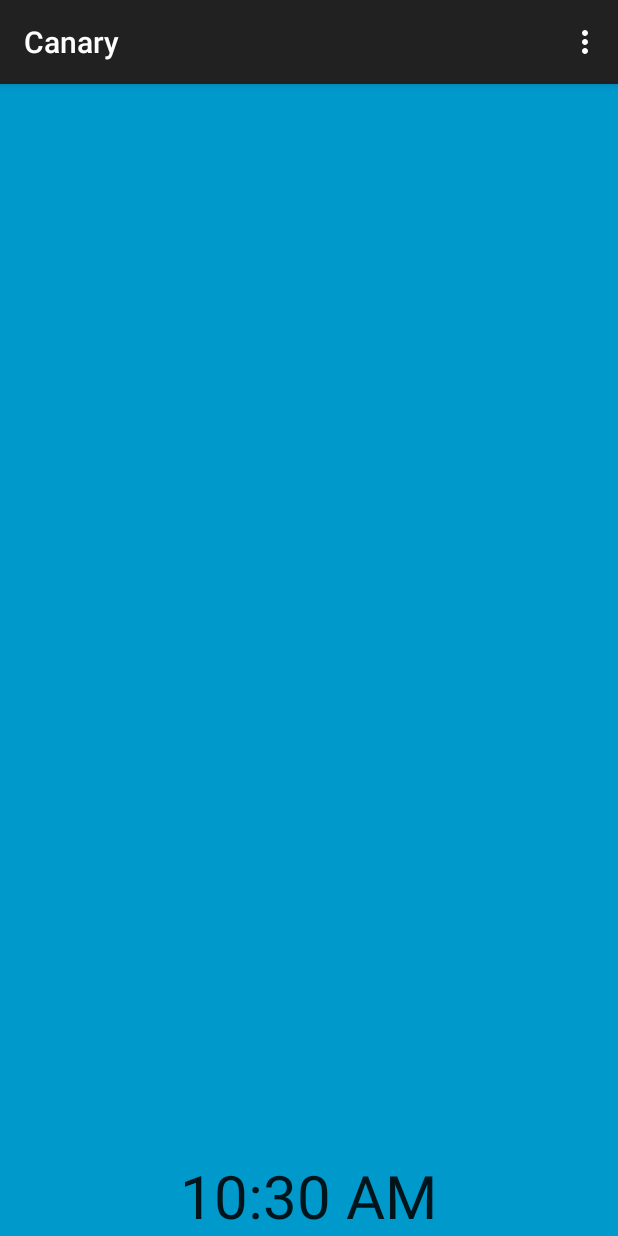
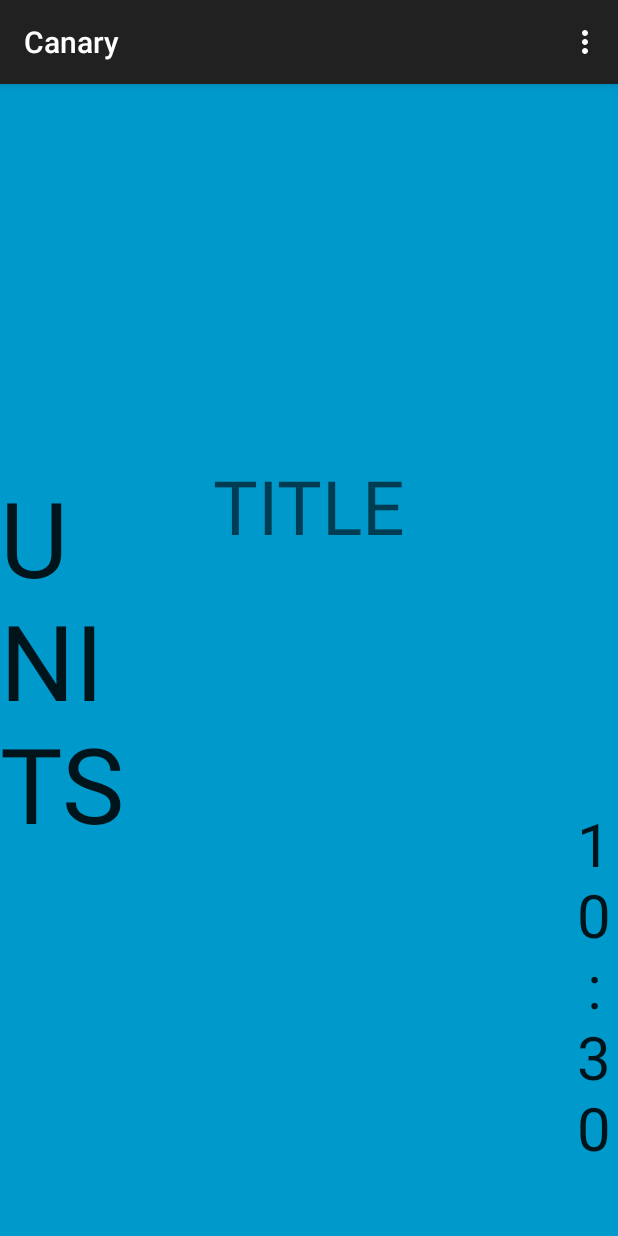
Before and after one commit to csci427/canary, an Android app: the screen it shows after launch (MainActivity), on a phone screen of 412 x 824 dp. Run offline under Robolectric (Android 15) with nearby library versions, the phone set to English and light mode, and no system bars.

Commit message:
Basic fragment working. Hard-coded MonitorFragment adding.

```diff
--- a/app/src/main/java/edu/umt/csci427/canary/MainActivity.java
+++ b/app/src/main/java/edu/umt/csci427/canary/MainActivity.java
@@ -1,5 +1,6 @@
 package edu.umt.csci427.canary;
 
+import android.net.Uri;
 import android.support.v7.app.ActionBarActivity;
 import android.support.v7.app.ActionBar;
 import android.support.v4.app.Fragment;
@@ -12,15 +13,16 @@ import android.view.ViewGroup;
 import android.os.Build;
 
 
-public class MainActivity extends ActionBarActivity {
+public class MainActivity extends ActionBarActivity implements MonitorFragment.OnFragmentInteractionListener {
 
     @Override
     protected void onCreate(Bundle savedInstanceState) {
         super.onCreate(savedInstanceState);
         setContentView(R.layout.activity_main);
         if (savedInstanceState == null) {
-            getSupportFragmentManager().beginTransaction()
-                    .add(R.id.container, new PlaceholderFragment())
+            //getSupportFragmentManager().beginTransaction()
+            getFragmentManager().beginTransaction()
+                    .add(R.id.container, MonitorFragment.newInstance("title1", "some", 1.2f))
                     .commit();
         }
     }
@@ -52,19 +54,10 @@ public class MainActivity extends ActionBarActivity {
         return super.onOptionsItemSelected(item);
     }
 
-    /**
-     * A placeholder fragment containing a simple view.
-     */
-    public static class PlaceholderFragment extends Fragment {
+    @Override
+    public void onFragmentInteraction(Uri uri)
+    {
+        return;
+    }
 
-        public PlaceholderFragment() {
-        }
-
-        @Override
-        public View onCreateView(LayoutInflater inflater, ViewGroup container,
-                                 Bundle savedInstanceState) {
-            View rootView = inflater.inflate(R.layout.fragment_main, container, false);
-            return rootView;
-        }
-    }
 }
--- /dev/null
+++ b/app/src/main/java/edu/umt/csci427/canary/Monitor.java
@@ -0,0 +1,29 @@
+package edu.umt.csci427.canary;
+
+/**
+ * Created by robb on 3/24/15.
+ */
+public class Monitor
+{
+    private String title;
+    private String units;
+    private float value;
+
+    private Monitor()
+    {
+        title = "";
+        units = "";
+        value = 0;
+    }
+
+    public static Monitor newInstance(String title, String units, float value)
+    {
+        Monitor m = new Monitor();
+        m.title = title;
+        m.units = units;
+        m.value = value;
+        return m;
+    }
+
+
+}
--- a/app/src/main/java/edu/umt/csci427/canary/MonitorFragment.java
+++ b/app/src/main/java/edu/umt/csci427/canary/MonitorFragment.java
@@ -18,14 +18,13 @@ import android.view.ViewGroup;
  * create an instance of this fragment.
  */
 public class MonitorFragment extends Fragment {
-    // TODO: Rename parameter arguments, choose names that match
+
     // the fragment initialization parameters, e.g. ARG_ITEM_NUMBER
-    private static final String ARG_PARAM1 = "param1";
-    private static final String ARG_PARAM2 = "param2";
+    private static final String ARG_PARAM1 = "title";
+    private static final String ARG_PARAM2 = "units";
+    private static final String ARG_PARAM3 = "value";
 
-    // TODO: Rename and change types of parameters
-    private String mParam1;
-    private String mParam2;
+    private Monitor monitor;
 
     private OnFragmentInteractionListener mListener;
 
@@ -33,16 +32,18 @@ public class MonitorFragment extends Fragment {
      * Use this factory method to create a new instance of
      * this fragment using the provided parameters.
      *
-     * @param param1 Parameter 1.
-     * @param param2 Parameter 2.
+     * @param title Title which will be displayed in the monitor.
+     * @param units Units the value uses, if applicable.
+     * @param value Value of the monitor.
      * @return A new instance of fragment MonitorFragment.
      */
-    // TODO: Rename and change types and number of parameters
-    public static MonitorFragment newInstance(String param1, String param2) {
+
+    public static MonitorFragment newInstance(String title, String units, float value) {
         MonitorFragment fragment = new MonitorFragment();
         Bundle args = new Bundle();
-        args.putString(ARG_PARAM1, param1);
-        args.putString(ARG_PARAM2, param2);
+        args.putString(ARG_PARAM1, title);
+        args.putString(ARG_PARAM2, units);
+        args.putFloat(ARG_PARAM3, value);
         fragment.setArguments(args);
         return fragment;
     }
@@ -55,14 +56,17 @@ public class MonitorFragment extends Fragment {
     public void onCreate(Bundle savedInstanceState) {
         super.onCreate(savedInstanceState);
         if (getArguments() != null) {
-            mParam1 = getArguments().getString(ARG_PARAM1);
-            mParam2 = getArguments().getString(ARG_PARAM2);
+            monitor = Monitor.newInstance(
+                    getArguments().getString(ARG_PARAM1),
+                    getArguments().getString(ARG_PARAM2),
+                    getArguments().getFloat(ARG_PARAM3)
+            );
         }
+
     }
 
     @Override
-    public View onCreateView(LayoutInflater inflater, ViewGroup container,
-                             Bundle savedInstanceState) {
+    public View onCreateView(LayoutInflater inflater, ViewGroup container, Bundle savedInstanceState) {
         // Inflate the layout for this fragment
         return inflater.inflate(R.layout.fragment_monitor, container, false);
     }
@@ -80,8 +84,7 @@ public class MonitorFragment extends Fragment {
         try {
             mListener = (OnFragmentInteractionListener) activity;
         } catch (ClassCastException e) {
-            throw new ClassCastException(activity.toString()
-                    + " must implement OnFragmentInteractionListener");
+            throw new ClassCastException(activity.toString() + " must implement OnFragmentInteractionListener");
         }
     }
 
--- a/app/src/main/res/layout/activity_main.xml
+++ b/app/src/main/res/layout/activity_main.xml
@@ -1,4 +1,4 @@
-<FrameLayout xmlns:android="http://schemas.android.com/apk/res/android"
+<RelativeLayout xmlns:android="http://schemas.android.com/apk/res/android"
     xmlns:tools="http://schemas.android.com/tools" android:id="@+id/container"
     android:layout_width="match_parent" android:layout_height="match_parent"
     tools:context=".MainActivity" tools:ignore="MergeRootFrame"
@@ -10,6 +10,10 @@
         android:id="@+id/lastUpdatedTextClock"
         android:layout_gravity="center_horizontal|bottom"
         android:textSize="40dp"
-        android:gravity="center" />
+        android:gravity="center"
+        android:layout_alignParentLeft="true"
+        android:layout_marginLeft="380dp"
+        android:layout_alignParentTop="true"
+        android:layout_marginTop="479dp" />
 
-</FrameLayout>
+</RelativeLayout>
--- a/app/src/main/res/layout/fragment_monitor.xml
+++ b/app/src/main/res/layout/fragment_monitor.xml
@@ -1,19 +1,44 @@
-<FrameLayout xmlns:android="http://schemas.android.com/apk/res/android"
-    xmlns:tools="http://schemas.android.com/tools" android:layout_width="match_parent"
-    android:layout_height="match_parent" tools:context="edu.umt.csci427.canary.MonitorFragment">
+<RelativeLayout xmlns:android="http://schemas.android.com/apk/res/android"
+    xmlns:tools="http://schemas.android.com/tools" android:layout_width="fill_parent"
+    android:layout_height="fill_parent" tools:context="edu.umt.csci427.canary.MonitorFragment">
 
     <!-- TODO: Update blank fragment layout -->
 
     <TextView
-        android:layout_width="344dp"
+        android:layout_width="212dp"
         android:layout_height="138dp"
         android:textAppearance="@android:style/TextAppearance.Holo.Large"
-        android:text="62 bps"
-        android:id="@+id/monitorMainTextView"
+        android:text="VAL"
+        android:id="@+id/monitorValueTextView"
         android:layout_gravity="center"
         android:clickable="true"
-        android:numeric="decimal"
         android:textSize="80dp"
         android:textAlignment="center"
-        android:gravity="center" />
-</FrameLayout>
+        android:gravity="center"
+        android:layout_centerVertical="true"
+        android:layout_toLeftOf="@+id/monitorUnitsTextView"
+        android:layout_toStartOf="@+id/monitorUnitsTextView" />
+
+    <TextView
+        android:layout_width="wrap_content"
+        android:layout_height="wrap_content"
+        android:textAppearance="?android:attr/textAppearanceLarge"
+        android:text="UNITS"
+        android:id="@+id/monitorUnitsTextView"
+        android:textSize="70dp"
+        android:layout_centerVertical="true"
+        android:layout_alignParentRight="true"
+        android:layout_alignParentEnd="true"
+        android:layout_marginRight="319dp"
+        android:layout_marginEnd="319dp" />
+
+    <TextView
+        android:layout_width="wrap_content"
+        android:layout_height="wrap_content"
+        android:textAppearance="?android:attr/textAppearanceMedium"
+        android:text="TITLE"
+        android:id="@+id/monitorTitleTextView"
+        android:layout_above="@+id/monitorValueTextView"
+        android:layout_centerHorizontal="true"
+        android:textSize="50dp" />
+</RelativeLayout>
```
Also changed, not shown: app/src/main/java/edu/umt/csci427/canary/PlusOneFragment.java (deleted, +0 -133 lines), app/src/main/res/layout/fragment_plus_one.xml (deleted, +0 -10 lines), 1 other file.
